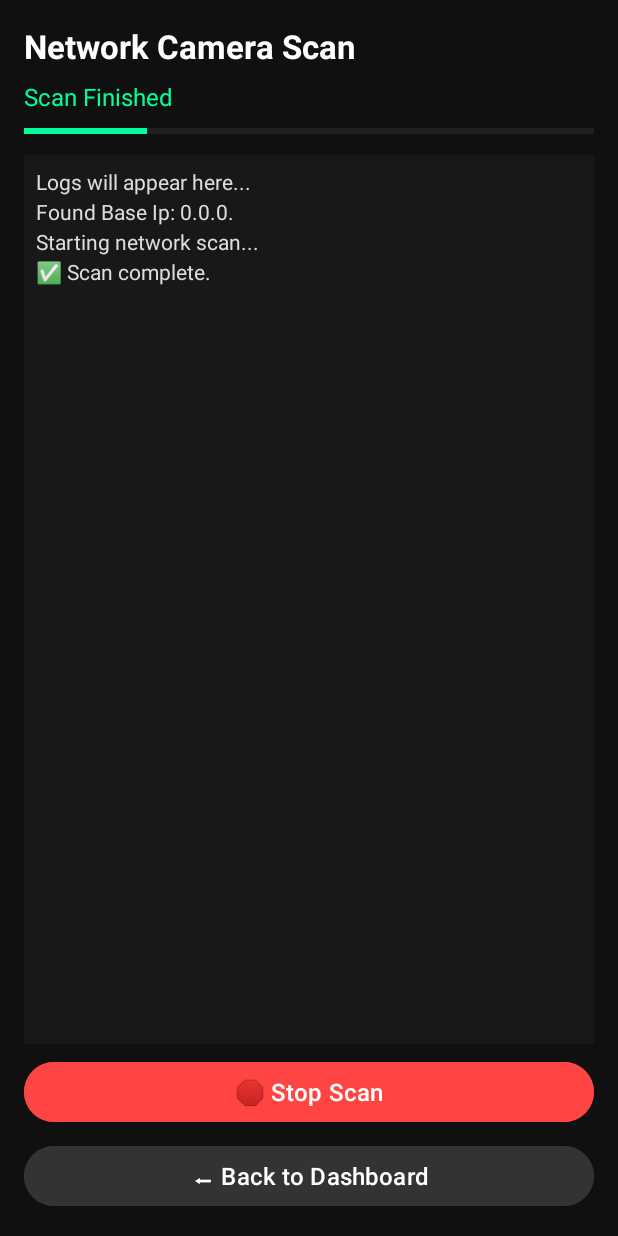
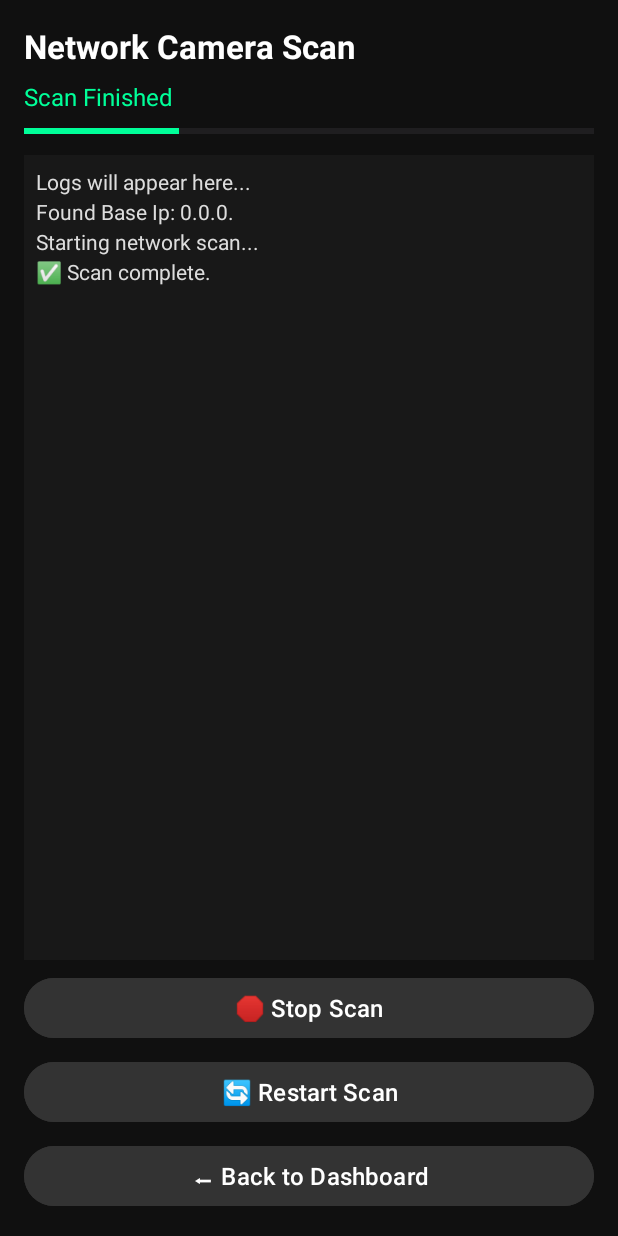
Before and after one commit to IhsSpotlight/Sentinel-Security-App, an Android app built with Jetpack Compose: the ScanActivity screen opened directly, with no data from a screen before it, after a tap on "🛑 Stop Scan", on a phone screen of 412 x 824 dp. Run offline under Robolectric (Android 15) with nearby library versions, the phone set to English and light mode, and no system bars.

```diff
--- a/app/src/main/java/com/example/sentinel/MainActivity.kt
+++ b/app/src/main/java/com/example/sentinel/MainActivity.kt
@@ -58,6 +58,11 @@ class MainActivity : AppCompatActivity() {
         val addButton: FloatingActionButton = findViewById(R.id.fab_add_camera)
         addButton.setOnClickListener {
             showAddCameraDialog()
+        }
+
+        val streamUrl = intent.getStringExtra("STREAM_URL")
+        if (!streamUrl.isNullOrEmpty()) {
+            playVideoStream(streamUrl)
         }
 
         // 🔍 Automatically scan for IP cameras when app starts
--- a/app/src/main/res/layout/activity_scan.xml
+++ b/app/src/main/res/layout/activity_scan.xml
@@ -1,6 +1,7 @@
 <?xml version="1.0" encoding="utf-8"?>
 <LinearLayout xmlns:android="http://schemas.android.com/apk/res/android"
     android:orientation="vertical"
+    android:id="@+id/rootlayout"
     android:padding="16dp"
     android:background="#101010"
     android:layout_width="match_parent"
@@ -62,7 +63,16 @@
         android:layout_height="wrap_content"
         android:text="🛑 Stop Scan"
         android:textSize="16sp"
-        android:backgroundTint="#FF4444"
+        android:backgroundTint="#333333"
+        android:textColor="#FFFFFF"
+        android:layout_marginTop="8dp"/>
+    <Button
+        android:id="@+id/btn_restart_scan"
+        android:layout_width="match_parent"
+        android:layout_height="wrap_content"
+        android:text="🔄️ Restart Scan"
+        android:textSize="16sp"
+        android:backgroundTint="#333333"
         android:textColor="#FFFFFF"
         android:layout_marginTop="8dp"/>
 
```
Also changed, not shown: app/src/main/java/com/example/sentinel/Activity_scan.kt (+49 -9 lines).
